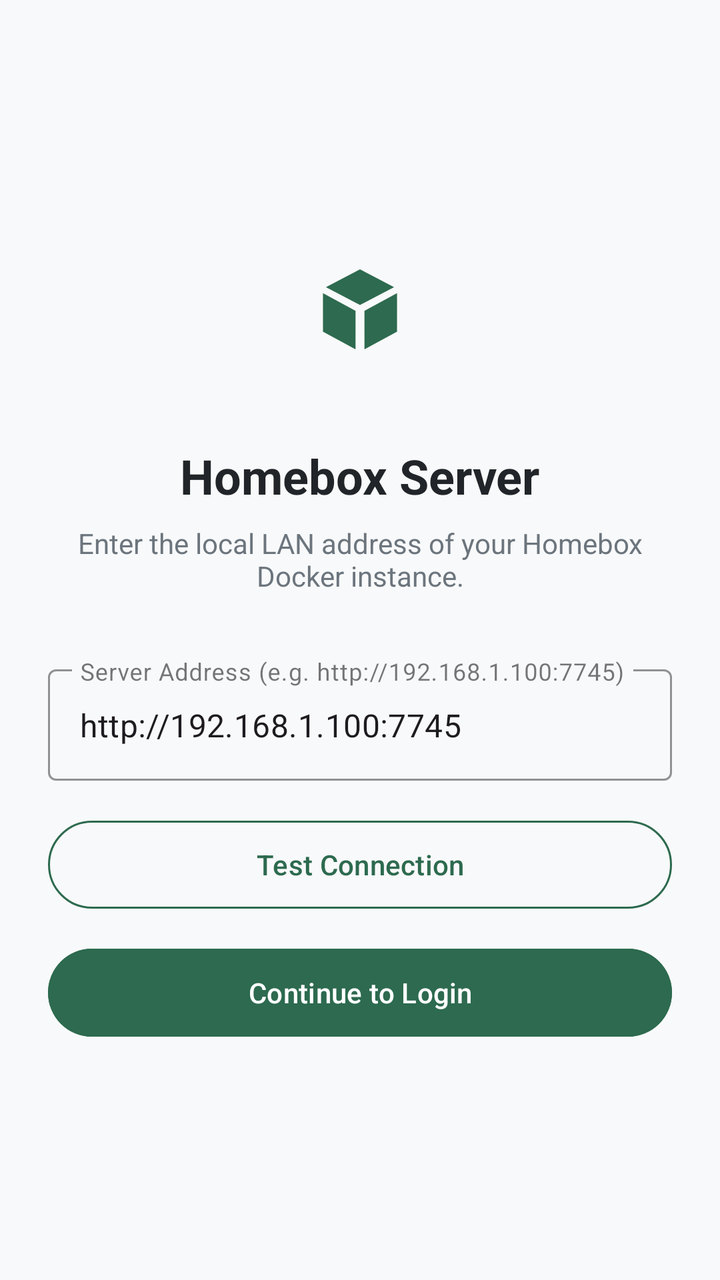
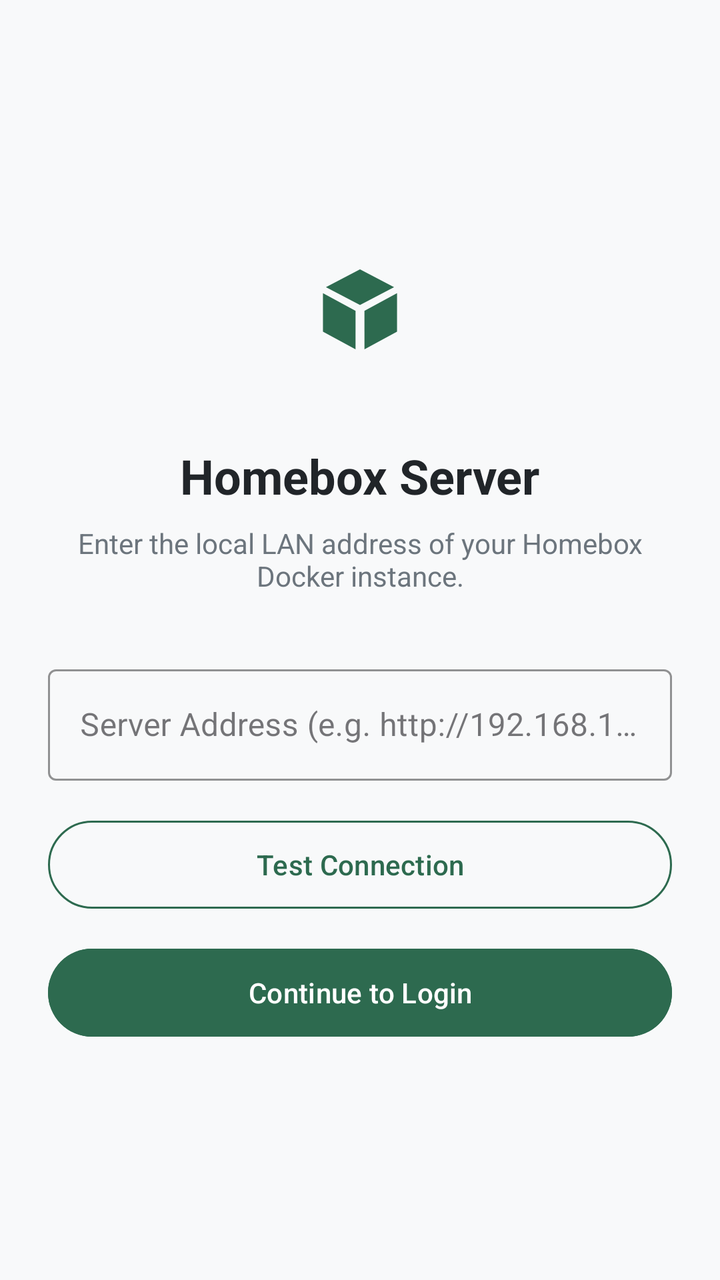

Compare the two renders of this Android layout. The source of the first and the diff that turns it into the second are given below.
<!-- AndroidManifest.xml: application theme Theme.Homebox -->
<!-- res/layout/activity_server_setup.xml -->
<?xml version="1.0" encoding="utf-8"?>
<ScrollView xmlns:android="http://schemas.android.com/apk/res/android"
    xmlns:app="http://schemas.android.com/apk/res-auto"
    android:layout_width="match_parent"
    android:layout_height="match_parent"
    android:background="@color/background"
    android:fillViewport="true">

    <LinearLayout
        android:layout_width="match_parent"
        android:layout_height="wrap_content"
        android:gravity="center"
        android:orientation="vertical"
        android:padding="24dp">

        <ImageView
            android:layout_width="80dp"
            android:layout_height="80dp"
            android:layout_marginBottom="24dp"
            android:background="@drawable/ic_launcher_foreground"
            android:backgroundTint="@color/primary"
            android:contentDescription="@string/app_name" />

        <TextView
            android:layout_width="wrap_content"
            android:layout_height="wrap_content"
            android:text="@string/server_setup_title"
            android:textColor="@color/on_background"
            android:textSize="24sp"
            android:textStyle="bold" />

        <TextView
            android:layout_width="wrap_content"
            android:layout_height="wrap_content"
            android:layout_marginTop="8dp"
            android:layout_marginBottom="32dp"
            android:gravity="center"
            android:text="@string/server_setup_desc"
            android:textColor="@color/text_secondary"
            android:textSize="14sp" />

        <com.google.android.material.textfield.TextInputLayout
            android:id="@+id/tilServerUrl"
            style="@style/Widget.MaterialComponents.TextInputLayout.OutlinedBox"
            android:layout_width="match_parent"
            android:layout_height="wrap_content"
            android:layout_marginBottom="16dp"
            app:boxStrokeColor="@color/primary"
            app:hintTextColor="@color/primary">

            <com.google.android.material.textfield.TextInputEditText
                android:id="@+id/etServerUrl"
                android:layout_width="match_parent"
                android:layout_height="wrap_content"
                android:hint="@string/server_address_hint"
                android:inputType="textUri"
                android:text="http://192.168.1.100:7745" />
        </com.google.android.material.textfield.TextInputLayout>

        <com.google.android.material.button.MaterialButton
            android:id="@+id/btnTestConnection"
            style="@style/Widget.Material3.Button.OutlinedButton"
            android:layout_width="match_parent"
            android:layout_height="52dp"
            android:layout_marginBottom="12dp"
            android:text="@string/btn_test_connection"
            android:textColor="@color/primary"
            app:strokeColor="@color/primary" />

        <TextView
            android:id="@+id/tvStatus"
            android:layout_width="match_parent"
            android:layout_height="wrap_content"
            android:layout_marginBottom="24dp"
            android:gravity="center"
            android:textSize="14sp"
            android:visibility="gone" />

        <com.google.android.material.button.MaterialButton
            android:id="@+id/btnContinue"
            style="@style/Widget.Material3.Button"
            android:layout_width="match_parent"
            android:layout_height="52dp"
            android:backgroundTint="@color/primary"
            android:text="@string/btn_continue"
            android:textColor="@color/on_primary" />

    </LinearLayout>
</ScrollView>
<!-- resources referenced by this layout -->
<resources>
  <color name="background">#F8F9FA</color>
  <color name="on_background">#212529</color>
  <color name="on_primary">#FFFFFF</color>
  <color name="primary">#2D6A4F</color>
  <color name="text_secondary">#6C757D</color>
  <!-- drawable ic_launcher_foreground (drawable) -->
  <vector xmlns:android="http://schemas.android.com/apk/res/android"
      android:width="108dp"
      android:height="108dp"
      android:viewportWidth="108"
      android:viewportHeight="108">
      <path
          android:fillColor="#FFFFFF"
          android:pathData="M31,35 L54,23 L77,35 L54,47 Z" />
      <path
          android:fillColor="#E9ECEF"
          android:pathData="M29,39 L51,51 L51,77 L29,65 Z" />
      <path
          android:fillColor="#CED4DA"
          android:pathData="M57,51 L79,39 L79,65 L57,77 Z" />
  </vector>
  <string name="app_name">Homebox</string>
  <string name="btn_continue">Continue to Login</string>
  <string name="btn_test_connection">Test Connection</string>
  <string name="server_address_hint">Server Address (e.g. http://192.168.1.100:7745)</string>
  <string name="server_setup_desc">Enter the local LAN address of your Homebox Docker instance.</string>
  <string name="server_setup_title">Homebox Server</string>
  <style name="Theme.Homebox" parent="Theme.Material3.DayNight.NoActionBar">
          <item name="colorPrimary">@color/primary</item>
          <item name="colorOnPrimary">@color/on_primary</item>
          <item name="colorSecondary">@color/secondary</item>
          <item name="colorOnSecondary">@color/on_secondary</item>
          <item name="android:statusBarColor">@color/primary</item>
          <item name="android:windowLightStatusBar">false</item>
          <item name="android:colorBackground">@color/background</item>
      </style>
  <color name="secondary">#52B788</color>
  <color name="on_secondary">#000000</color>
</resources>

<!-- the commit's change to res/layout/activity_server_setup.xml (unified diff, before → after) -->
@@ -53,8 +53,7 @@
                 android:layout_width="match_parent"
                 android:layout_height="wrap_content"
                 android:hint="@string/server_address_hint"
-                android:inputType="textUri"
-                android:text="http://192.168.1.100:7745" />
+                android:inputType="textUri" />
         </com.google.android.material.textfield.TextInputLayout>
 
         <com.google.android.material.button.MaterialButton
